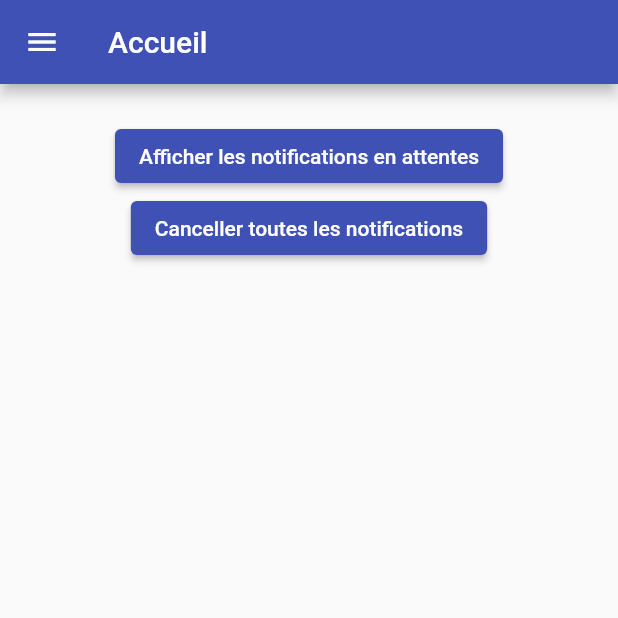
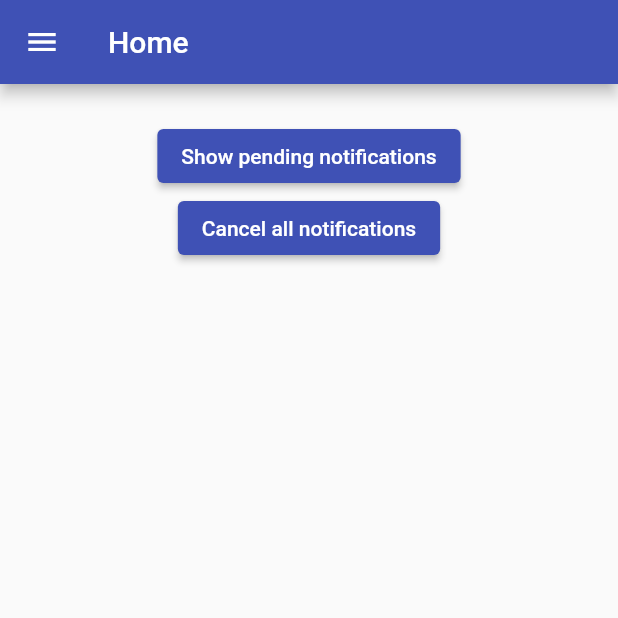
Before and after one commit to AlexForget/exploration_flutter, a Flutter app: the NotificationObjectifs screen opened by its route, in the side drawer, after a tap on "Accueil", on a phone screen of 412 x 824 dp, the top half of it. Run offline on Flutter 3.47's test engine with Material 2 defaults, Android fonts, the phone set to English and light mode, and no system bars; our stand-ins replace avatar_glow, flutter_local_notifications, go_router, just_audio, speech_to_text, timezone; generated files the repository leaves out were written again.

Commit message:
Ammélioration localization, utilisation quick menu

```diff
--- a/l10n.yaml
+++ b/l10n.yaml
@@ -1,3 +1,4 @@
 arb-dir: lib/l10n
 template-arb-file: app_en.arb
 output-localization-file: app_localizations.dart
+nullable-getter: false
--- /dev/null
+++ b/lib/l10n/app_localisations_context.dart
@@ -0,0 +1,6 @@
+import 'package:flutter/widgets.dart';
+import 'package:flutter_gen/gen_l10n/app_localizations.dart';
+
+extension LocalisedBuildContext on BuildContext {
+  AppLocalizations get loc => AppLocalizations.of(this);
+}
--- a/lib/view/accueil.dart
+++ b/lib/view/accueil.dart
@@ -2,6 +2,7 @@
 
 import 'package:flutter/material.dart';
 import 'package:flutter_local_notifications/flutter_local_notifications.dart';
+import 'package:premier_test/l10n/app_localisations_context.dart';
 import 'package:premier_test/l10n/string_hardcoded.dart';
 import 'package:premier_test/services/local_notifications_service.dart';
 
@@ -31,7 +32,7 @@ class _AccueilState extends State<Accueil> {
   Widget build(BuildContext context) {
     return Scaffold(
       appBar: AppBar(
-        title: Text('Accueil'.hardcoded),
+        title: Text(context.loc.accueil),
       ),
       drawer: const DrawerApp(),
       body: SafeArea(
@@ -45,15 +46,14 @@ class _AccueilState extends State<Accueil> {
                 children: [
                   ElevatedButton(
                     onPressed: afficherPendingNotif,
-                    child: Text(
-                        'Afficher les notifications en attentes'.hardcoded),
+                    child: Text(context.loc.notificationAttentes),
                   ),
                   ElevatedButton(
                     onPressed: () => {
                       service.cancelAll(),
                       afficherPendingNotif(),
                     },
-                    child: Text('Canceller toutes les notifications'.hardcoded),
+                    child: Text(context.loc.cancelNotification),
                   ),
                   Text(notifPending),
                 ],
--- a/lib/view/notifObjectifs.dart
+++ b/lib/view/notifObjectifs.dart
@@ -1,6 +1,6 @@
 import 'package:flutter/material.dart';
+import 'package:premier_test/l10n/app_localisations_context.dart';
 import 'package:premier_test/l10n/string_hardcoded.dart';
-import 'package:flutter_gen/gen_l10n/app_localizations.dart';
 import 'package:premier_test/services/local_notifications_service.dart';
 import 'package:timezone/data/latest.dart' as tz;
 import 'package:timezone/timezone.dart' as tz;
@@ -111,7 +111,7 @@ class _NotificationObjectifsState extends State<NotificationObjectifs> {
                     children: <Widget>[
                       Expanded(
                         child: Text(
-                          AppLocalizations.of(context)!.lundi,
+                          context.loc.lundi,
                           style: const TextStyle(fontSize: fontSizePetit),
                         ),
                       ),
@@ -127,7 +127,7 @@ class _NotificationObjectifsState extends State<NotificationObjectifs> {
                     children: <Widget>[
                       Expanded(
                           child: Text(
-                        AppLocalizations.of(context)!.mardi,
+                        context.loc.mardi,
                         style: const TextStyle(fontSize: fontSizePetit),
                       )),
                       Checkbox(
@@ -141,7 +141,7 @@ class _NotificationObjectifsState extends State<NotificationObjectifs> {
                     children: <Widget>[
                       Expanded(
                           child: Text(
-                        AppLocalizations.of(context)!.mercredi,
+                        context.loc.mercredi,
                         style: const TextStyle(fontSize: fontSizePetit),
                       )),
                       Checkbox(
@@ -155,7 +155,7 @@ class _NotificationObjectifsState extends State<NotificationObjectifs> {
                     children: <Widget>[
                       Expanded(
                           child: Text(
-                        AppLocalizations.of(context)!.jeudi,
+                        context.loc.jeudi,
                         style: const TextStyle(fontSize: fontSizePetit),
                       )),
                       Checkbox(
@@ -169,7 +169,7 @@ class _NotificationObjectifsState extends State<NotificationObjectifs> {
                     children: <Widget>[
                       Expanded(
                           child: Text(
-                        AppLocalizations.of(context)!.vendredi,
+                        context.loc.vendredi,
                         style: const TextStyle(fontSize: fontSizePetit),
                       )),
                       Checkbox(
@@ -183,7 +183,7 @@ class _NotificationObjectifsState extends State<NotificationObjectifs> {
                     children: <Widget>[
                       Expanded(
                           child: Text(
-                        AppLocalizations.of(context)!.samedi,
+                        context.loc.samedi,
                         style: const TextStyle(fontSize: fontSizePetit),
                       )),
                       Checkbox(
--- a/lib/view/testNavigation.dart
+++ b/lib/view/testNavigation.dart
@@ -1,6 +1,6 @@
 import 'package:flutter/material.dart';
-import 'package:flutter_gen/gen_l10n/app_localizations.dart';
 import 'package:go_router/go_router.dart';
+import 'package:premier_test/l10n/app_localisations_context.dart';
 import 'package:premier_test/l10n/string_hardcoded.dart';
 import 'package:premier_test/router/app_router.dart';
 
@@ -28,7 +28,7 @@ class _TestNavigationState extends State<TestNavigation> {
         child: Column(
           mainAxisAlignment: MainAxisAlignment.center,
           children: [
-            Text(AppLocalizations.of(context)!.helloWorld),
+            Text(context.loc.helloWorld),
             ElevatedButton(
               onPressed: () => context.pushNamed(AppRouter.sousRouter.name),
               child: Text(
--- a/note.txt
+++ b/note.txt
@@ -1,6 +1,6 @@
 À faire :
 
-    - Migrer de Navigator à goRouter
+    X Migrer de Navigator à goRouter
 		X Setup initial dans la page principal. Remplacer MaterialApp avec MaterialApp.Router
 		X Créer une sub route pour tester (page non accessible depuis le menu principal)
 		X Extension et page builder pour utiliser context.go('path')
@@ -9,6 +9,8 @@
 		X Controler une erreur de route même si inutile pour application mobile
 		X Modifier l'animation par défaut
     - Localiser l'ensemble des strings de l'application
+		X Lire l'article de Andrea pour pouvoir utliser l'ajout automatique de la class et simplifier le code pour choisir un string
+	- Navigation à partir d'une notification. Comment ouvrir une page spécifique selona la notification reçu
     - Tester très sommairement l'adaptivité d'une page
         - Lire les lectures
         - Utiliser les Widget du cours d'Andrea
```
Also changed, not shown: lib/l10n/app_en.arb (+14 -1 lines), lib/l10n/app_fr.arb (+13 -1 lines), lib/main.dart (+2 -10 lines), lib/view/audio.dart (+4 -4 lines), lib/view/connexion.dart (+7 -7 lines), lib/view/notificationBilanHebdo.dart (+5 -4 lines).
